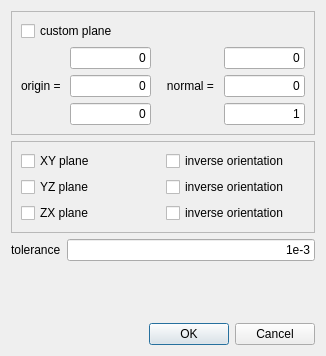
Old version of the form src/libengrid/guifillplane.ui in the repository enGits/engrid.
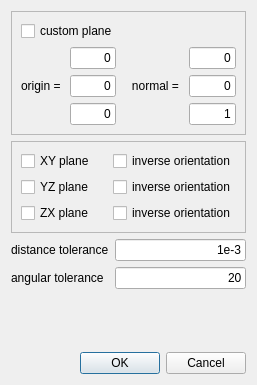
New version of the form.

Diff of the .ui file:
```diff
--- a/src/libengrid/guifillplane.ui
+++ b/src/libengrid/guifillplane.ui
@@ -6,8 +6,8 @@
    <rect>
     <x>0</x>
     <y>0</y>
-    <width>326</width>
-    <height>356</height>
+    <width>257</width>
+    <height>385</height>
    </rect>
   </property>
   <property name="windowTitle">
@@ -174,16 +174,23 @@
     </widget>
    </item>
    <item>
-    <layout class="QHBoxLayout" name="horizontalLayout_2">
-     <item>
+    <layout class="QFormLayout" name="formLayout">
+     <item row="1" column="0">
+      <widget class="QLabel" name="label_4">
+       <property name="text">
+        <string>angular tolerance</string>
+       </property>
+      </widget>
+     </item>
+     <item row="0" column="0">
       <widget class="QLabel" name="label_3">
        <property name="text">
-        <string>tolerance</string>
+        <string>distance tolerance</string>
        </property>
       </widget>
      </item>
-     <item>
-      <widget class="QLineEdit" name="m_LineEditPrec">
+     <item row="0" column="1">
+      <widget class="QLineEdit" name="m_LineEditDistTol">
        <property name="text">
         <string>1e-3</string>
        </property>
@@ -192,6 +199,16 @@
        </property>
       </widget>
      </item>
+     <item row="1" column="1">
+      <widget class="QLineEdit" name="m_LineEditAngTol">
+       <property name="text">
+        <string>20</string>
+       </property>
+       <property name="alignment">
+        <set>Qt::AlignRight|Qt::AlignTrailing|Qt::AlignVCenter</set>
+       </property>
+      </widget>
+     </item>
     </layout>
    </item>
    <item>
```
Left out of the diff: 5 changed lines with no effect on the pictures.
